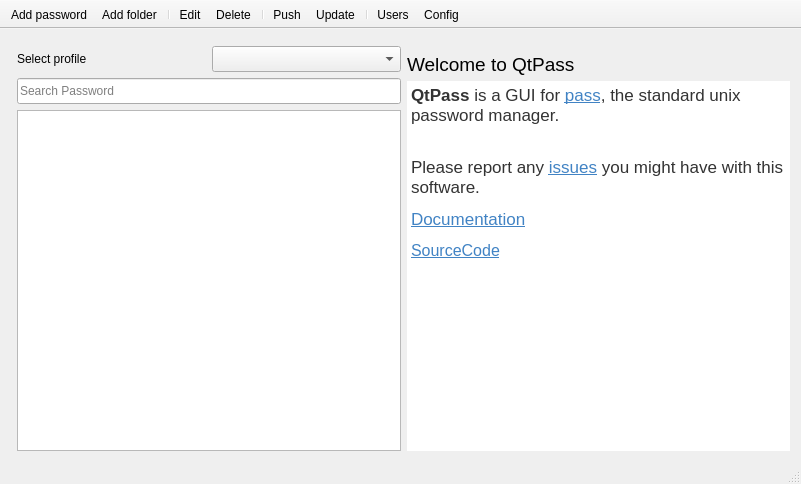
First picture: the form in src/mainwindow.ui, repository IJHack/QtPass, before the edit.
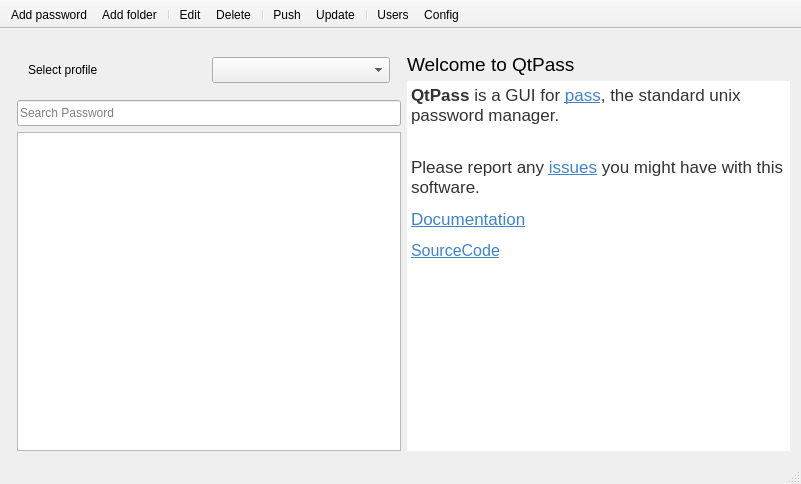
Second picture: the form after the edit. Icons and pictures are not drawn. Custom widgets are drawn as their Qt base class.

Commit message: Fixed BUG with profileBox. Fixed problem with Icon in QToolBar

What changed in the file:
```diff
--- a/src/mainwindow.ui
+++ b/src/mainwindow.ui
@@ -44,6 +44,7 @@
       <item>
        <layout class="QVBoxLayout" name="verticalLayout">
         <item>
+         <widget class="QWidget" name="profileWidget" native="true">
          <layout class="QHBoxLayout" name="horizontalLayout">
           <item>
            <widget class="QLabel" name="label">
@@ -78,6 +79,7 @@
            </widget>
           </item>
          </layout>
+         </widget>
         </item>
         <item>
          <widget class="QLineEdit" name="lineEdit">
```
Left out of the diff: 29 changed lines with no effect on the pictures. Lines whose indentation alone changed are shown as unchanged. The commit also changes 25 other files.
